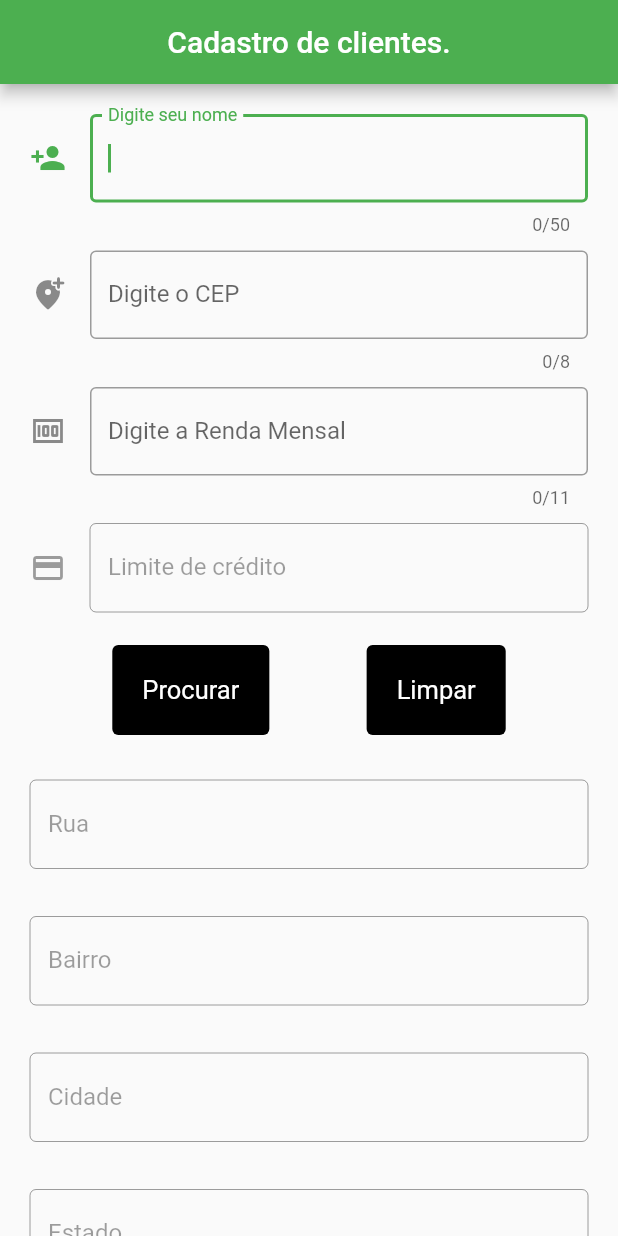
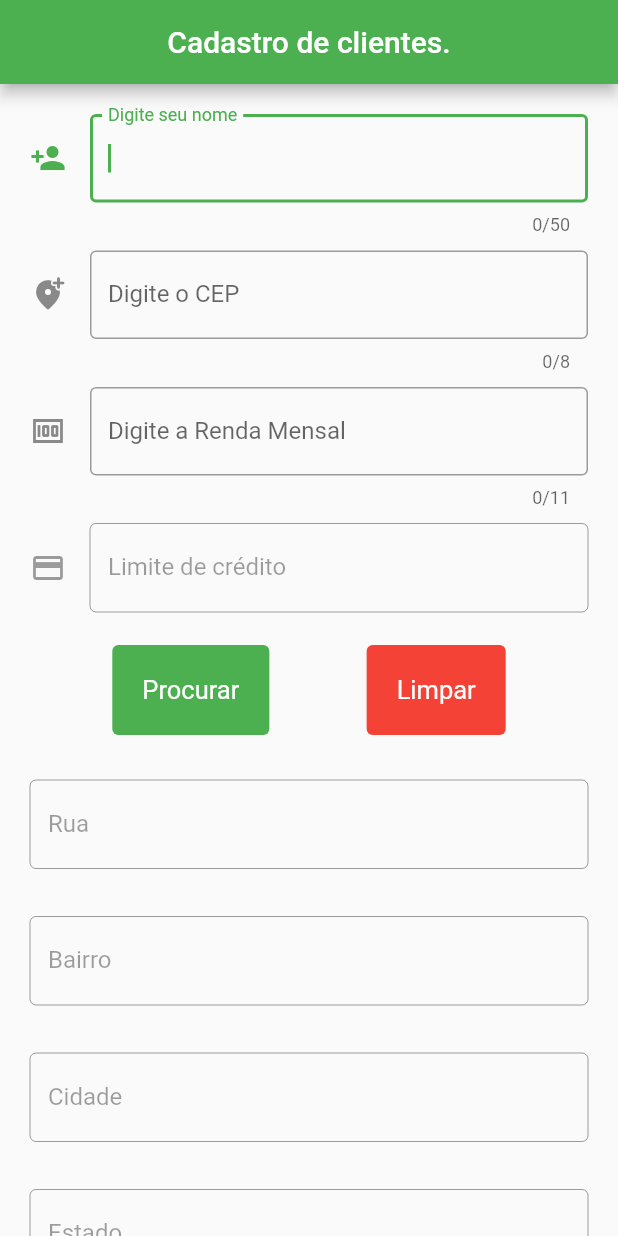
Before and after one commit to Gabrielhyds/ApiCep, a Flutter app: the screen it shows after launch, on a phone screen of 412 x 824 dp. Run offline on Flutter 3.47's test engine with Material 2 defaults, Android fonts, the phone set to English and light mode, and no system bars.

```diff
--- a/lib/main.dart
+++ b/lib/main.dart
@@ -168,7 +168,7 @@ class _MyHomePageState extends State<MyHomePage> {
                   padding: EdgeInsets.fromLTRB(20, 0, 5, 20),
                   child: TextButton(
                     style: TextButton.styleFrom(
-                      backgroundColor: Colors.black,
+                      backgroundColor: Colors.green,
                       primary: Colors.white,
                       padding: EdgeInsets.all(20.0),
                       textStyle: TextStyle(fontSize: 17),
@@ -183,7 +183,7 @@ class _MyHomePageState extends State<MyHomePage> {
                   padding: EdgeInsets.fromLTRB(5, 0, 20, 20),
                   child: TextButton(
                     style: TextButton.styleFrom(
-                      backgroundColor: Colors.black,
+                      backgroundColor: Colors.red,
                       primary: Colors.white,
                       padding: EdgeInsets.all(20.0),
                       textStyle: TextStyle(fontSize: 17),
```
Also changed, not shown: 1 other file.
